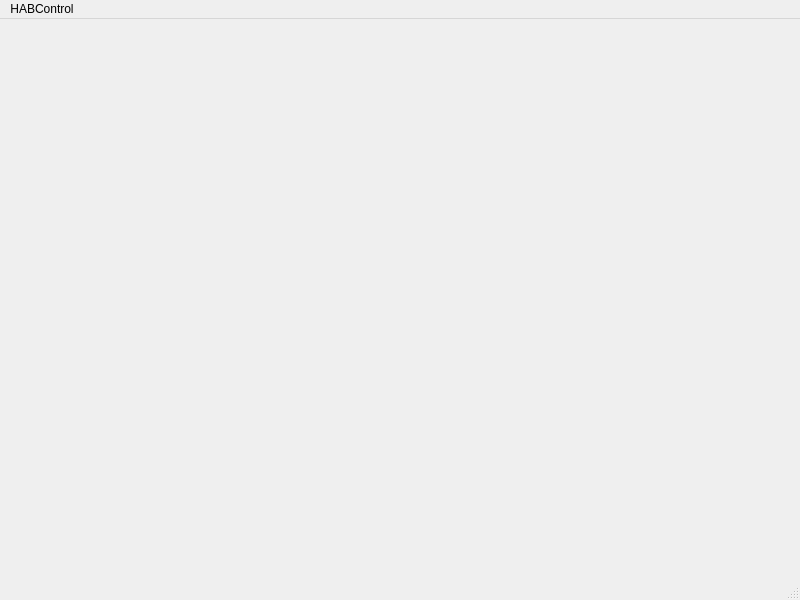
First picture: the form in Computer Software/HABControl.ui, repository rdaruwala/HABControl, before the edit.
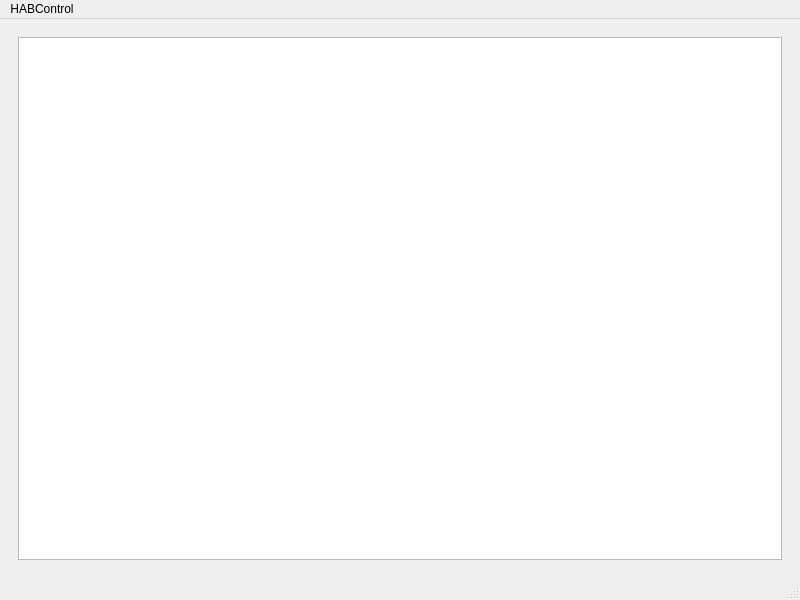
Second picture: the form after the edit.

Commit message: Added initial export + Arduino folder

The edit to the form file:
```diff
--- a/Computer Software/HABControl.ui
+++ b/Computer Software/HABControl.ui
@@ -13,7 +13,23 @@
   <property name="windowTitle">
    <string>MainWindow</string>
   </property>
-  <widget class="QWidget" name="centralwidget"/>
+  <widget class="QWidget" name="centralwidget">
+   <layout class="QVBoxLayout" name="verticalLayout">
+    <item>
+     <layout class="QGridLayout" name="gridLayout">
+      <item row="0" column="0">
+       <widget class="QWidget" name="widget" native="true">
+        <layout class="QGridLayout" name="gridLayout_2">
+         <item row="0" column="0">
+          <widget class="QGraphicsView" name="graphicsView"/>
+         </item>
+        </layout>
+       </widget>
+      </item>
+     </layout>
+    </item>
+   </layout>
+  </widget>
   <widget class="QMenuBar" name="menubar">
    <property name="geometry">
     <rect>
```
Left out of the diff: 18 changed lines with no effect on the pictures. The commit also changes 1 other file.
